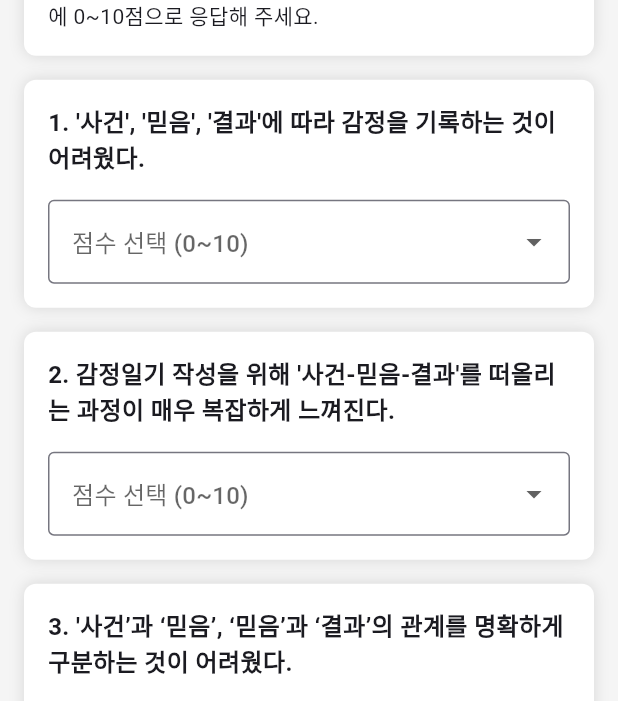
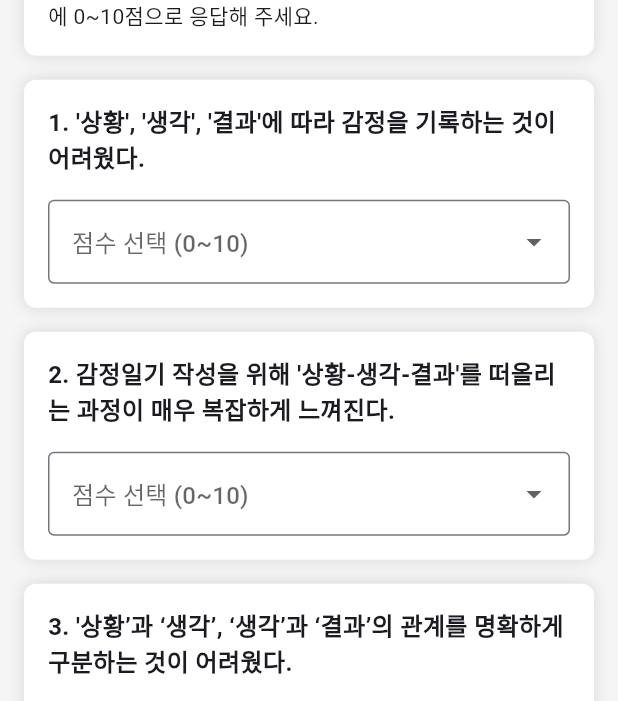
Before and after one commit to mindriumapp-sketch/chi_exp, a Flutter app: the CognitiveLoadSurveyScreen screen opened directly with empty values, on a phone screen of 412 x 824 dp. Shown: the part 328-1029 px from the top of the screen. Run offline on Flutter 3.47's test engine with Material 3 defaults, Android fonts, the phone set to English and light mode, and no system bars; our stand-ins replace cloud_firestore, firebase_auth, firebase_core, flutter_local_notifications, flutter_map, geocoding and 6 more; missing offline and left inert: geofence_service; accounts and stored records are empty.

Commit message:
“updated”

```diff
--- a/lib/features/2nd_treatment/abc_input_screen_chip.dart
+++ b/lib/features/2nd_treatment/abc_input_screen_chip.dart
@@ -71,7 +71,7 @@ class _AbcInputScreenState extends State<AbcInputScreen> with WidgetsBindingObse
       final next = current + 1;
       tx.set(ref, {'seq': next}, SetOptions(merge: true));
       final padded = next.toString().padLeft(6, '0');
-      return '${uid}_${collection}_$padded';
+      return '${collection}_$padded';
     });
   }
   int _currentStep = 0;
--- a/lib/features/2nd_treatment/abc_input_screen_text.dart
+++ b/lib/features/2nd_treatment/abc_input_screen_text.dart
@@ -97,7 +97,7 @@ class _AbcInputTextScreenState extends State<AbcInputTextScreen> with WidgetsBin
       final next = current + 1;
       tx.set(ref, {'seq': next}, SetOptions(merge: true));
       final padded = next.toString().padLeft(6, '0');
-      return '${uid}_${collection}_$padded';
+      return '${collection}_$padded';
     });
   }
 
--- a/lib/features/contents/after_survey.dart
+++ b/lib/features/contents/after_survey.dart
@@ -225,16 +225,16 @@ class _CognitiveLoadSurveyScreenState extends State<CognitiveLoadSurveyScreen> {
   final List<int?> _cog = List<int?>.filled(10, null);
 
   final List<String> _cogQuestions = const [
-    "1. '사건', '믿음', '결과'에 따라 감정을 기록하는 것이 어려웠다.",
-    "2. 감정일기 작성을 위해 '사건-믿음-결과'를 떠올리는 과정이 매우 복잡하게 느껴진다.",
-    "3. '사건’과 ‘믿음’, ‘믿음’과 ‘결과’의 관계를 명확하게 구분하는 것이 어려웠다.",
+    "1. '상황', '생각', '결과'에 따라 감정을 기록하는 것이 어려웠다.",
+    "2. 감정일기 작성을 위해 '상황-생각-결과'를 떠올리는 과정이 매우 복잡하게 느껴진다.",
+    "3. '상황’과 ‘생각’, ‘생각’과 ‘결과’의 관계를 명확하게 구분하는 것이 어려웠다.",
     "4. 일기를 입력할 때 제공된 지시나 안내가 불분명하게 느껴졌다.",
     "5. 일기를 입력하는 방식이 불편하게 느껴졌다.",
     "6. 일기를 입력하는 방식이 직관적이지 않아 혼란스러웠다.",
     "7. 일기 작성을 통해 나의 감정 상태를 더 잘 이해하게 되었다.",
     "8. 일기 작성은 나의 생각 패턴을 파악하는 데 효과적이었다.",
     "9. 일기 작성을 통해 해당 상황에 대한 결과를 더 잘 이해하게 되었다.",
-    "10. 일기 작성을 통해 사건-생각-결과 간의 상관관계를 더 잘 이해하게 되었다.",
+    "10. 일기 작성을 통해 상황-생각-결과 간의 상관관계를 더 잘 이해하게 되었다.",
   ];
 
   List<DropdownMenuItem<int>> _build0to10() =>
```
